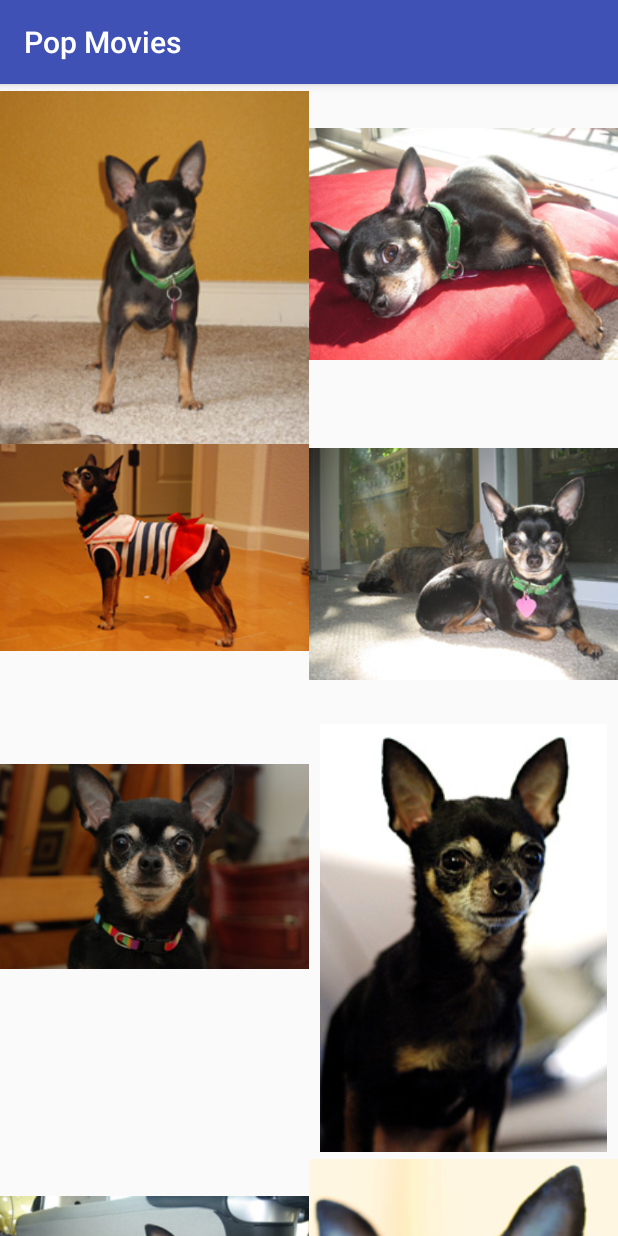
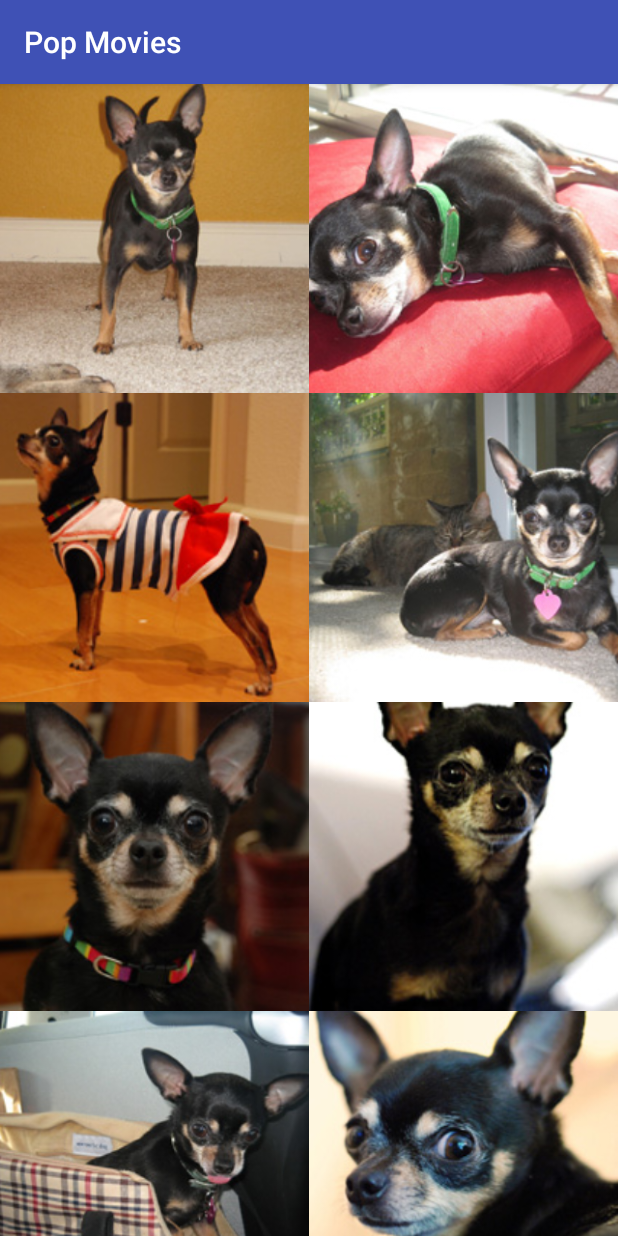
Before and after one commit to xerosanyam/PopMovies, an Android app: the screen it shows after launch (MainActivity), on a phone screen of 412 x 824 dp. Run offline under Robolectric (Android 15) with nearby library versions, the phone set to English and light mode, and no system bars.

Commit message:
Images proper.

```diff
--- a/app/src/main/java/com/example/sanyam/popmovies/MainActivity.java
+++ b/app/src/main/java/com/example/sanyam/popmovies/MainActivity.java
@@ -3,6 +3,7 @@ package com.example.sanyam.popmovies;
 import android.content.Context;
 import android.os.Bundle;
 import android.support.v7.app.AppCompatActivity;
+import android.view.LayoutInflater;
 import android.view.View;
 import android.view.ViewGroup;
 import android.widget.AdapterView;
@@ -10,6 +11,9 @@ import android.widget.BaseAdapter;
 import android.widget.GridView;
 import android.widget.ImageView;
 import android.widget.Toast;
+
+import java.util.ArrayList;
+import java.util.List;
 
 public class MainActivity extends AppCompatActivity {
     GridView gridView;
@@ -30,45 +34,64 @@ public class MainActivity extends AppCompatActivity {
         });
     }
 
-    public class ImageAdapter extends BaseAdapter {
-        private Context mcontext;
-        private Integer[] mThumbsIds = {
-                R.drawable.sample_0,
-                R.drawable.sample_1,
-                R.drawable.sample_2,
-                R.drawable.sample_3,
-                R.drawable.sample_4,
-                R.drawable.sample_5,
-                R.drawable.sample_6,
-                R.drawable.sample_7
-        };
+    private final class ImageAdapter extends BaseAdapter {
+        private final List<Item> mItems = new ArrayList<Item>();
+        private final LayoutInflater mInflater;
 
-        public ImageAdapter(Context c) {
-            mcontext = c;
+        public ImageAdapter(Context context) {
+            mInflater = LayoutInflater.from(context);
+
+            mItems.add(new Item("Red", R.drawable.sample_0));
+            mItems.add(new Item("Magenta", R.drawable.sample_1));
+            mItems.add(new Item("Dark Gray", R.drawable.sample_2));
+            mItems.add(new Item("Gray", R.drawable.sample_3));
+            mItems.add(new Item("Green", R.drawable.sample_4));
+            mItems.add(new Item("Cyan", R.drawable.sample_5));
+            mItems.add(new Item("Cyan", R.drawable.sample_6));
+            mItems.add(new Item("Cyan", R.drawable.sample_7));
         }
 
+        @Override
         public int getCount() {
-            return mThumbsIds.length;
+            return mItems.size();
         }
 
-        public Object getItem(int position) {
-            return null;
+        @Override
+        public Item getItem(int position) {
+            return mItems.get(position);
         }
 
+        @Override
         public long getItemId(int position) {
-            return 0;
+            return mItems.get(position).drawableId;
         }
 
+        @Override
         public View getView(int position, View convertView, ViewGroup parent) {
-            ImageView imageView;
+            ImageView picture;
+
             if (convertView == null) {
-                imageView = new ImageView(mcontext);
-                //imageView.setLayoutParams(new GridView.LayoutParams(85, 85));
-            } else {
-                imageView = (ImageView) convertView;
+                convertView = mInflater.inflate(R.layout.grid_item, parent, false);
+                convertView.setTag(R.id.picture, convertView.findViewById(R.id.picture));
             }
-            imageView.setImageResource(mThumbsIds[position]);
-            return imageView;
+
+            picture = (ImageView) convertView.getTag(R.id.picture);
+
+            Item item = getItem(position);
+
+            picture.setImageResource(item.drawableId);
+
+            return convertView;
+        }
+
+        private class Item {
+            public final String name;
+            public final int drawableId;
+
+            Item(String name, int drawableId) {
+                this.name = name;
+                this.drawableId = drawableId;
+            }
         }
     }
 }
```
